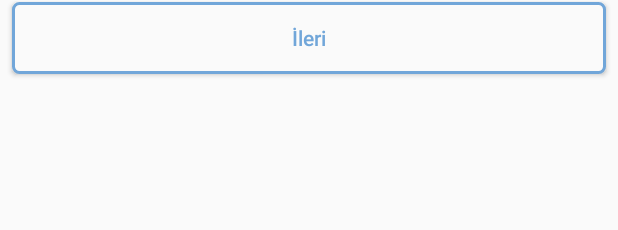
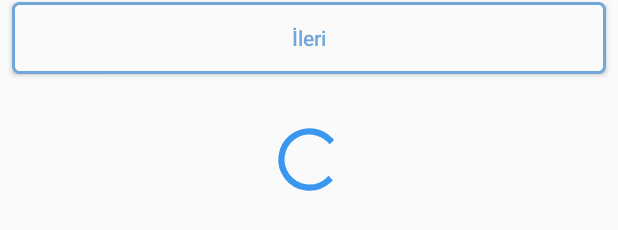
Before and after one commit to dharmadh/instakotlinapp, an Android app: the layout fragment_telefon_kodu_gir.xml on its own in the app's theme, with its tools: preview values and no code run, on a phone screen of 412 x 824 dp. Shown: the part 392-622 px from the top of the screen. Run offline under Robolectric (Android 15) with nearby library versions, the phone set to English and light mode, and no system bars.

```diff
--- a/app/src/main/res/layout/fragment_telefon_kodu_gir.xml
+++ b/app/src/main/res/layout/fragment_telefon_kodu_gir.xml
@@ -1,10 +1,12 @@
 <?xml version="1.0" encoding="utf-8"?>
 <android.support.constraint.ConstraintLayout xmlns:android="http://schemas.android.com/apk/res/android"
-                                             xmlns:app="http://schemas.android.com/apk/res-auto" xmlns:tools="http://schemas.android.com/tools"
-             android:layout_width="match_parent"
-             android:layout_height="match_parent"
+                                             xmlns:app="http://schemas.android.com/apk/res-auto"
+                                             xmlns:tools="http://schemas.android.com/tools"
+                                             android:layout_width="match_parent"
+                                             android:layout_height="match_parent"
 
-             tools:context=".Login.TelefonKoduGirFragment">
+                                             tools:context=".Login.TelefonKoduGirFragment"
+                                             android:id="@+id/pbTelNoOnay">
 
     <!-- TODO: Update blank fragment layout -->
 
@@ -54,4 +56,12 @@
             android:textAllCaps="false"
             android:textColor="@color/sonukmavi"
             android:background="@drawable/register_button"/>
+    <ProgressBar
+            style="?android:attr/progressBarStyle"
+            android:layout_width="50dp"
+            android:layout_height="50dp"
+            android:id="@+id/pbTelNoOnayla"
+            app:layout_constraintStart_toStartOf="parent" android:layout_marginStart="8dp"
+            app:layout_constraintEnd_toEndOf="parent" android:layout_marginEnd="8dp" android:layout_marginTop="32dp"
+            app:layout_constraintTop_toBottomOf="@+id/btnTelKodIleri"/>
 </android.support.constraint.ConstraintLayout>
```
Also changed, not shown: app/src/main/java/com/sercanevyapan/instakotlinapp/Login/KayitFragment.kt (+46 -1 lines), app/src/main/java/com/sercanevyapan/instakotlinapp/Login/RegisterActivity.kt (+26 -1 lines), app/src/main/java/com/sercanevyapan/instakotlinapp/Login/TelefonKoduGirFragment.kt (+15 -3 lines), app/src/main/res/layout/fragment_kayit.xml (+8 -7 lines).
